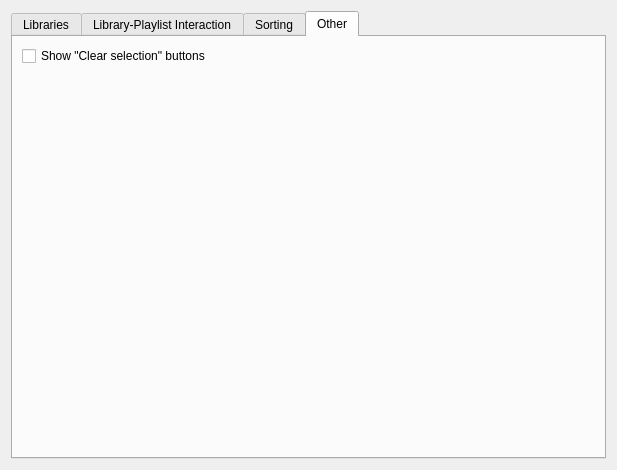
Before: the Qt Designer form src/Gui/Preferences/Library/GUI_LibraryPreferences.ui in Inferno214221/sayonara-player, drawn with Qt 5.
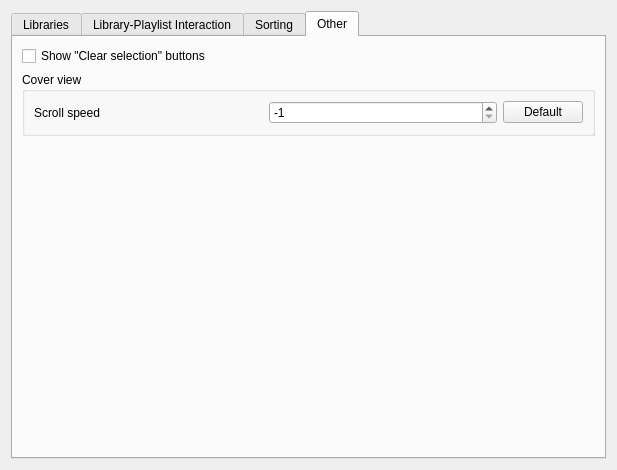
After: the same form once the commit is applied. The open tabs and pages were chosen to show the change.

Commit message: CoverView: modify scroll speed

```diff
--- a/src/Gui/Preferences/Library/GUI_LibraryPreferences.ui
+++ b/src/Gui/Preferences/Library/GUI_LibraryPreferences.ui
@@ -304,14 +304,7 @@
        <string>Other</string>
       </attribute>
       <layout class="QGridLayout" name="gridLayout_6">
-       <item row="0" column="0">
-        <widget class="QCheckBox" name="cbShowClearSelectionButton">
-         <property name="text">
-          <string>Show &quot;Clear selection&quot; buttons</string>
-         </property>
-        </widget>
-       </item>
-       <item row="1" column="0">
+       <item row="2" column="0">
         <spacer name="verticalSpacer_5">
          <property name="orientation">
           <enum>Qt::Vertical</enum>
@@ -324,6 +317,61 @@
          </property>
         </spacer>
        </item>
+       <item row="0" column="0">
+        <widget class="QCheckBox" name="cbShowClearSelectionButton">
+         <property name="text">
+          <string>Show &quot;Clear selection&quot; buttons</string>
+         </property>
+        </widget>
+       </item>
+       <item row="1" column="0">
+        <widget class="QGroupBox" name="gbCoverView">
+         <property name="title">
+          <string notr="true">Cover view</string>
+         </property>
+         <layout class="QGridLayout" name="gridLayout_7">
+          <item row="0" column="1">
+           <widget class="QSpinBox" name="sbScrollSpeed">
+            <property name="suffix">
+             <string notr="true"/>
+            </property>
+            <property name="minimum">
+             <number>-1</number>
+            </property>
+            <property name="maximum">
+             <number>200</number>
+            </property>
+            <property name="singleStep">
+             <number>1</number>
+            </property>
+            <property name="value">
+             <number>-1</number>
+            </property>
+           </widget>
+          </item>
+          <item row="0" column="0">
+           <widget class="QLabel" name="label_5">
+            <property name="text">
+             <string>Scroll speed</string>
+            </property>
+           </widget>
+          </item>
+          <item row="0" column="2">
+           <widget class="QPushButton" name="btnScrollspeedDefault">
+            <property name="sizePolicy">
+             <sizepolicy hsizetype="Maximum" vsizetype="Fixed">
+              <horstretch>0</horstretch>
+              <verstretch>0</verstretch>
+             </sizepolicy>
+            </property>
+            <property name="text">
+             <string notr="true">Default</string>
+            </property>
+           </widget>
+          </item>
+         </layout>
+        </widget>
+       </item>
       </layout>
      </widget>
     </widget>
```
Left out of the diff: 2 changed lines with no effect on the pictures. The commit also changes 3 other files.
